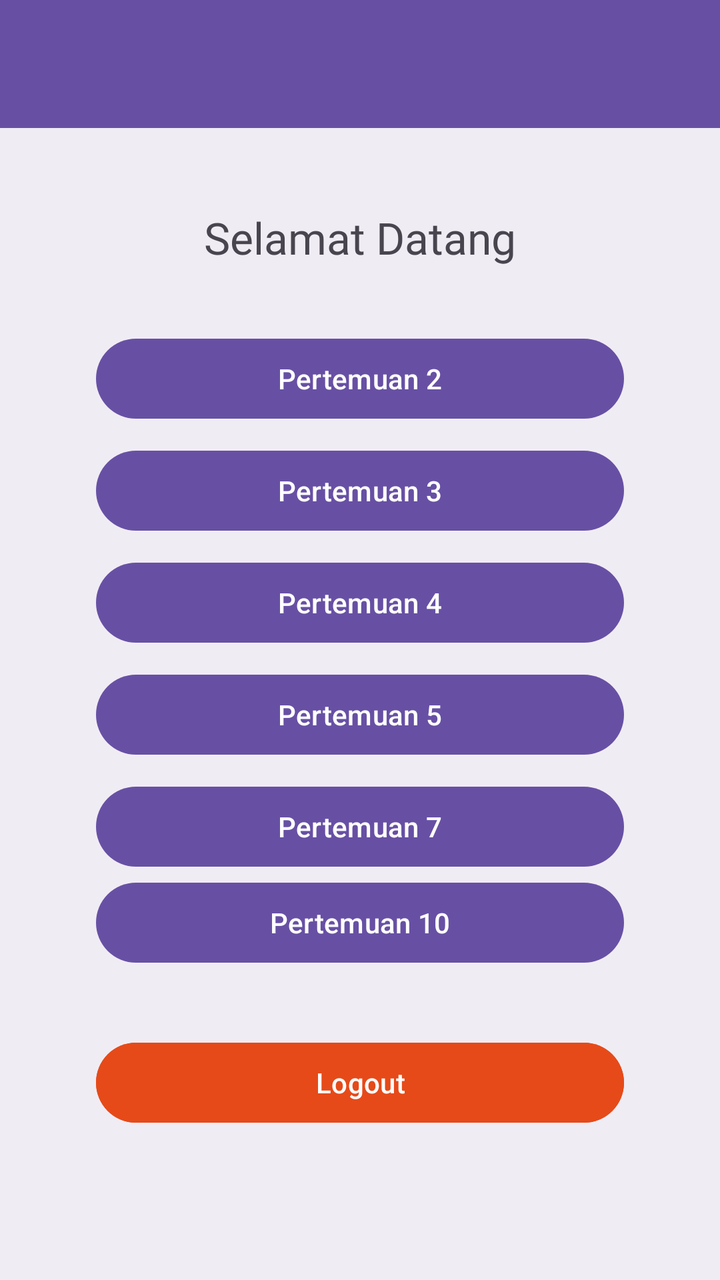
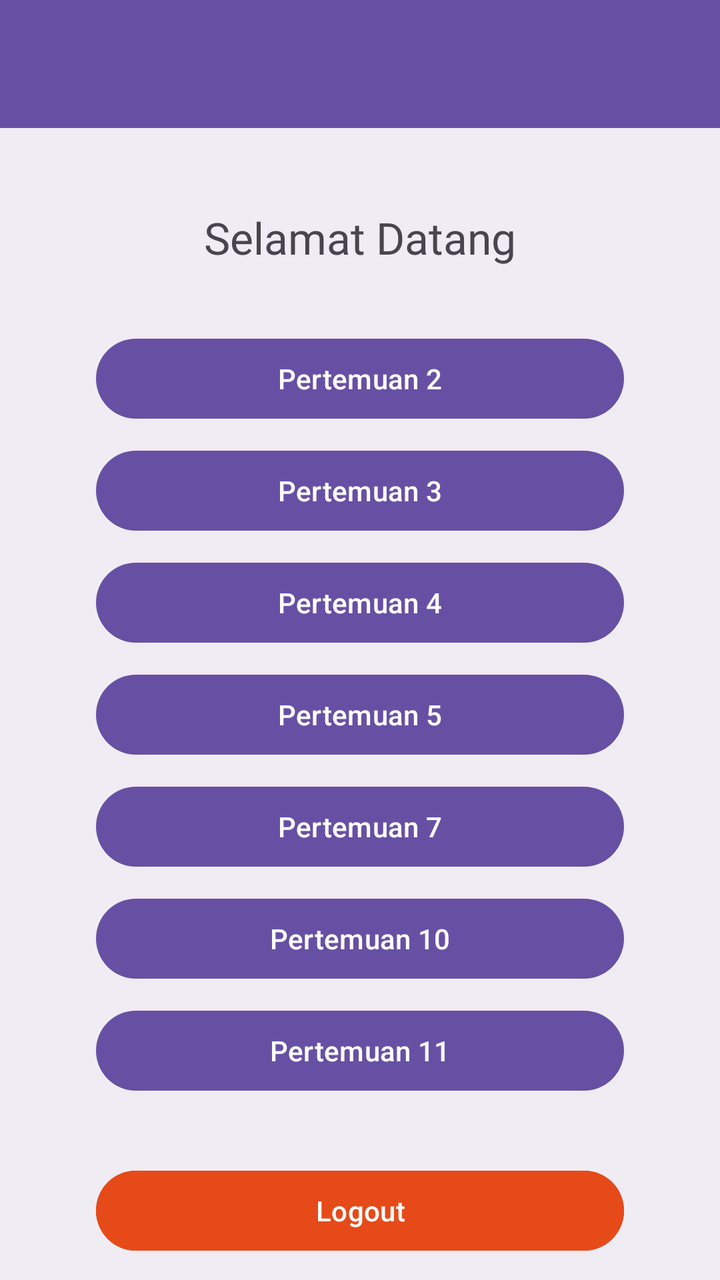

The first picture is an Android layout as it rendered before a commit; the second is the same layout after the commit. The layout source and the unified diff follow.
<!-- AndroidManifest.xml: application theme Theme.Immanuel_3TIF -->
<!-- res/layout/fragment_home.xml -->
<?xml version="1.0" encoding="utf-8"?>
<androidx.constraintlayout.widget.ConstraintLayout xmlns:android="http://schemas.android.com/apk/res/android"
    xmlns:app="http://schemas.android.com/apk/res-auto"
    xmlns:tools="http://schemas.android.com/tools"
    android:layout_width="match_parent"
    android:layout_height="match_parent"
    android:background="#11364A5F"
    tools:context=".Home.HomeFragment">

    <androidx.appcompat.widget.Toolbar
        android:id="@+id/toolbar"
        android:layout_width="match_parent"
        android:layout_height="?attr/actionBarSize"
        android:background="?attr/colorPrimary"
        android:theme="@style/ThemeOverlay.MaterialComponents.Dark.ActionBar"
        app:titleTextColor="@android:color/white"
        app:layout_constraintEnd_toEndOf="parent"
        app:layout_constraintStart_toStartOf="parent"
        app:layout_constraintTop_toTopOf="parent" />

    <androidx.core.widget.NestedScrollView
        android:layout_width="match_parent"
        android:layout_height="0dp"
        app:layout_constraintBottom_toBottomOf="parent"
        app:layout_constraintTop_toBottomOf="@+id/toolbar">

        <LinearLayout
            android:layout_width="match_parent"
            android:layout_height="wrap_content"
            android:gravity="center_horizontal"
            android:orientation="vertical"
            android:paddingStart="48dp"
            android:paddingTop="40dp"
            android:paddingEnd="48dp"
            android:paddingBottom="24dp">

            <TextView
                android:id="@+id/tvWelcome"
                android:layout_width="wrap_content"
                android:layout_height="wrap_content"
                android:layout_marginBottom="24dp"
                android:fontFamily="@font/notoserifjpbold"
                android:text="Selamat Datang"
                android:textSize="22sp" />

            <Button
                android:id="@+id/btnToSecond"
                android:layout_width="match_parent"
                android:layout_height="wrap_content"
                android:layout_marginTop="8dp"
                android:text="Pertemuan 2" />
            <Button
                android:id="@+id/btnToThird"
                android:layout_width="match_parent"
                android:layout_height="wrap_content"
                android:layout_marginTop="8dp"
                android:text="Pertemuan 3" />
            <Button
                android:id="@+id/btnToFourth"
                android:layout_width="match_parent"
                android:layout_height="wrap_content"
                android:layout_marginTop="8dp"
                android:text="Pertemuan 4" />
            <Button
                android:id="@+id/btnToFifth"
                android:layout_width="match_parent"
                android:layout_height="wrap_content"
                android:layout_marginTop="8dp"
                android:text="Pertemuan 5" />
            <Button
                android:id="@+id/btnToSeventh"
                android:layout_width="match_parent"
                android:layout_height="wrap_content"
                android:layout_marginTop="8dp"
                android:text="Pertemuan 7" />

            <Button
                android:id="@+id/btnToTenth"
                android:layout_width="match_parent"
                android:layout_height="wrap_content"
                android:text="Pertemuan 10" />

            <Button
                android:id="@+id/btnLogout"
                android:layout_width="match_parent"
                android:layout_height="wrap_content"
                android:layout_marginTop="32dp"
                android:backgroundTint="#E64A19"
                android:text="Logout" />

        </LinearLayout>
    </androidx.core.widget.NestedScrollView>

</androidx.constraintlayout.widget.ConstraintLayout>
<!-- resources referenced by this layout -->
<resources>
  <style name="Theme.Immanuel_3TIF" parent="Base.Theme.Immanuel_3TIF" />
  <style name="Base.Theme.Immanuel_3TIF" parent="Theme.Material3.DayNight.NoActionBar">
          
          
      </style>
</resources>

<!-- the commit's change to res/layout/fragment_home.xml (unified diff, before → after) -->
@@ -78,7 +78,15 @@
                 android:id="@+id/btnToTenth"
                 android:layout_width="match_parent"
                 android:layout_height="wrap_content"
+                android:layout_marginTop="8dp"
                 android:text="Pertemuan 10" />
+
+            <Button
+                android:id="@+id/btnToEleventh"
+                android:layout_width="match_parent"
+                android:layout_height="wrap_content"
+                android:layout_marginTop="8dp"
+                android:text="Pertemuan 11" />
 
             <Button
                 android:id="@+id/btnLogout"
